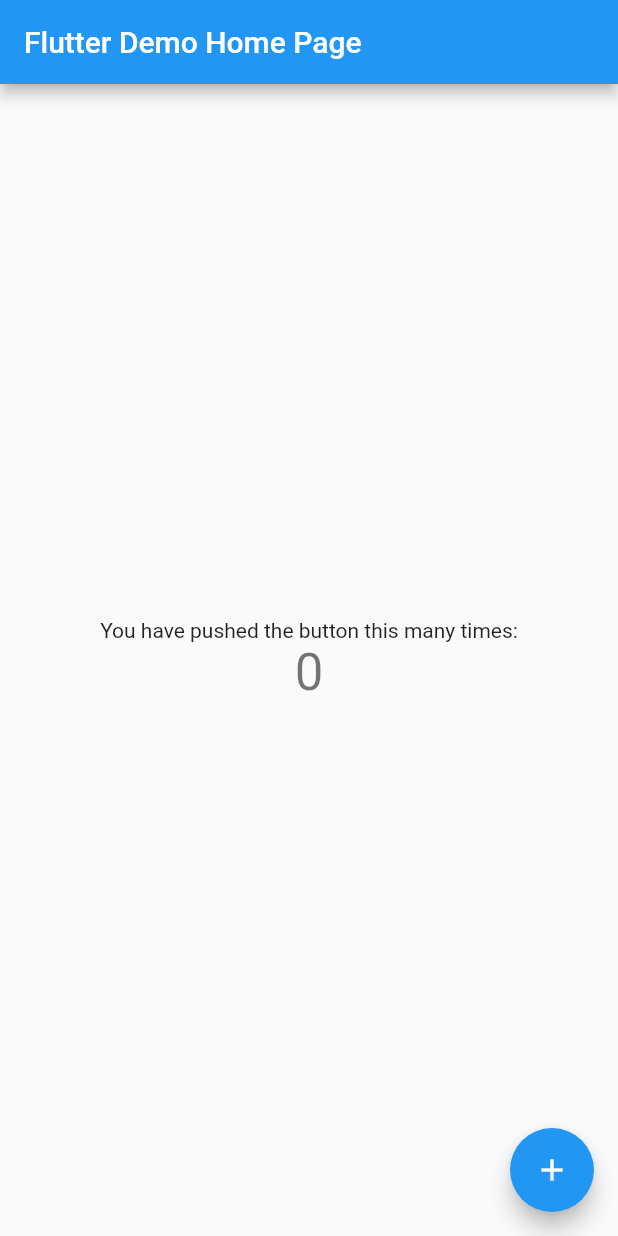
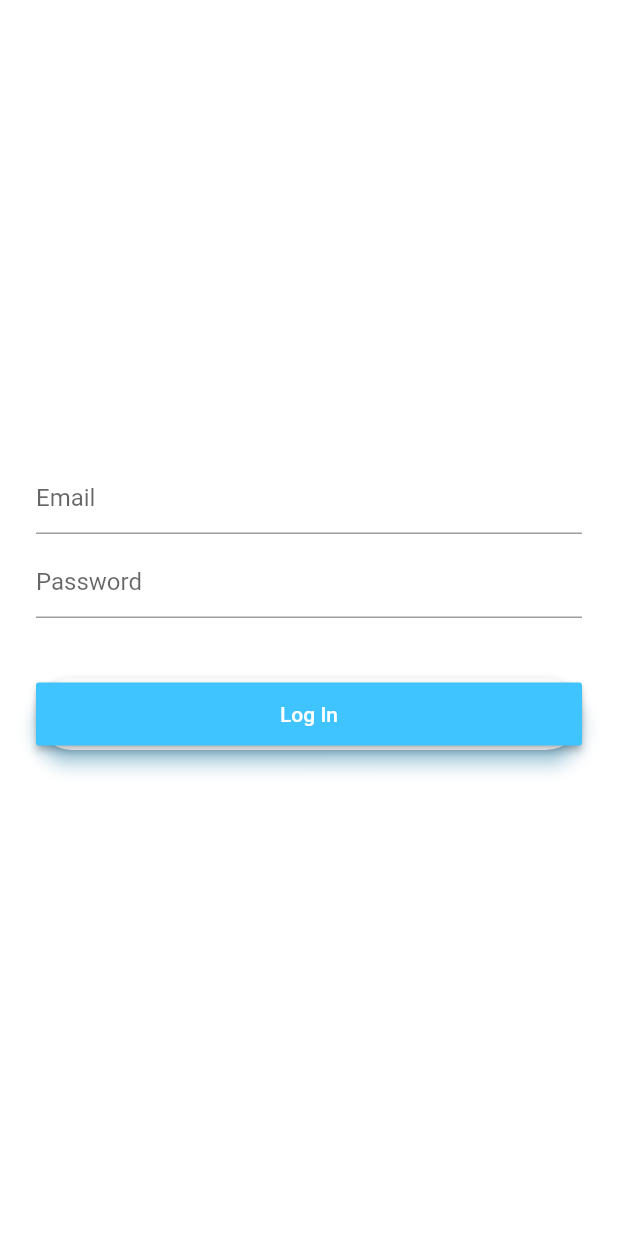
Before and after one commit to jorwong/FidorFlutterapp, a Flutter app: the screen it shows after launch, on a phone screen of 412 x 824 dp. Run offline on Flutter 3.47's test engine with Material 2 defaults, Android fonts, the phone set to English and light mode, and no system bars.

Commit message:
Login page and home page

```diff
--- /dev/null
+++ b/lib/home_page.dart
@@ -0,0 +1,21 @@
+import 'package:flutter/material.dart';
+
+class HomePage extends StatelessWidget {
+  static String tag = 'Homepage';
+
+  @override
+  Widget build(BuildContext context) {
+    return Scaffold(
+      backgroundColor: Colors.white,
+      body: Center(child: ListView(
+          shrinkWrap: true,
+          padding: EdgeInsets.only(left: 24.0, right: 24.0),
+          children: <Widget>[
+
+          ],
+        ),
+      ),
+    );
+
+  }
+}
--- /dev/null
+++ b/lib/login_page.dart
@@ -0,0 +1,61 @@
+import 'package:flutter/material.dart';
+import 'main.dart';
+import 'home_page.dart';
+
+class LoginPage extends StatefulWidget {
+  static String tag = 'Loginpage';
+  @override
+  _LoginPageState createState() => new _LoginPageState();
+  }
+
+  class _LoginPageState extends State<LoginPage> {
+    @override
+    Widget build(BuildContext context) {
+    final email= TextFormField(
+      keyboardType: TextInputType.emailAddress,
+      autofocus: false,
+      decoration: InputDecoration(hintText: 'Email',
+      ),
+    );
+
+    final password= TextFormField(
+      keyboardType: TextInputType.text,
+      obscureText: true,
+      autofocus: false,
+      decoration: InputDecoration(hintText: 'Password',
+      ),
+    );
+
+    final LoginPageButton = Padding(padding: EdgeInsets.symmetric(vertical: 16.0),
+    child: Material(
+      borderRadius: BorderRadius.circular(30.0),
+      shadowColor: Colors.lightBlueAccent,
+      elevation: 5.0,
+      child: MaterialButton(
+        minWidth: 200.0,
+        height: 42,
+        onPressed: (){
+          Navigator.of(context).pushNamed(HomePage.tag);
+        },
+        color: Colors.lightBlueAccent,
+        child: Text('Log In', style: TextStyle(color: Colors.white)),
+       ),
+      ),
+    );
+    return Scaffold(
+      backgroundColor: Colors.white,
+      body: Center(child: ListView(
+          shrinkWrap: true,
+          padding: EdgeInsets.only(left: 24.0, right: 24.0),
+          children: <Widget>[
+            email,
+            SizedBox(height: 8.0,),
+            password,
+            SizedBox(height: 24.0,),
+            LoginPageButton
+          ],
+        ),
+      ),
+    );
+  }
+}
--- a/lib/main.dart
+++ b/lib/main.dart
@@ -1,113 +1,24 @@
+import 'package:fidortry/home_page.dart';
 import 'package:flutter/material.dart';
-
+import 'login_page.dart';
 void main() => runApp(MyApp());
 
+
+
 class MyApp extends StatelessWidget {
-  // This widget is the root of your application.
+  final routes = <String, WidgetBuilder>{
+    LoginPage.tag: (context)=>LoginPage(),
+    HomePage.tag: (context)=>HomePage(),
+  };
   @override
   Widget build(BuildContext context) {
-    return MaterialApp(
-      title: 'Flutter Demo',
-      theme: ThemeData(
-        // This is the theme of your application.
-        //
-        // Try running your application with "flutter run". You'll see the
-        // application has a blue toolbar. Then, without quitting the app, try
-        // changing the primarySwatch below to Colors.green and then invoke
-        // "hot reload" (press "r" in the console where you ran "flutter run",
-        // or simply save your changes to "hot reload" in a Flutter IDE).
-        // Notice that the counter didn't reset back to zero; the application
-        // is not restarted.
-        primarySwatch: Colors.blue,
+    return MaterialApp(title: 'hihi',
+    debugShowCheckedModeBanner: false,
+    theme: ThemeData(
+      primarySwatch: Colors.lightBlue
       ),
-      home: MyHomePage(title: 'Flutter Demo Home Page'),
+      home: LoginPage(),
+      routes: routes,
     );
   }
 }
-
-class MyHomePage extends StatefulWidget {
-  MyHomePage({Key key, this.title}) : super(key: key);
-
-  // This widget is the home page of your application. It is stateful, meaning
-  // that it has a State object (defined below) that contains fields that affect
-  // how it looks.
-
-  // This class is the configuration for the state. It holds the values (in this
-  // case the title) provided by the parent (in this case the App widget) and
-  // used by the build method of the State. Fields in a Widget subclass are
-  // always marked "final".
-
-  final String title;
-
-  @override
-  _MyHomePageState createState() => _MyHomePageState();
-}
-
-class _MyHomePageState extends State<MyHomePage> {
-  int _counter = 0;
-
-  void _incrementCounter() {
-    setState(() {
-      // This call to setState tells the Flutter framework that something has
-      // changed in this State, which causes it to rerun the build method below
-      // so that the display can reflect the updated values. If we changed
-      // _counter without calling setState(), then the build method would not be
-      // called again, and so nothing would appear to happen.
-      _counter++;
-    });
-  }
-
-  @override
-  Widget build(BuildContext context) {
-    // This method is rerun every time setState is called, for instance as done
-    // by the _incrementCounter method above.
-    //
-    // The Flutter framework has been optimized to make rerunning build methods
-    // fast, so that you can just rebuild anything that needs updating rather
-    // than having to individually change instances of widgets.
-    return Scaffold(
-      appBar: AppBar(
-        // Here we take the value from the MyHomePage object that was created by
-        // the App.build method, and use it to set our appbar title.
-        title: Text(widget.title),
-      ),
-      body: Center(
-        // Center is a layout widget. It takes a single child and positions it
-        // in the middle of the parent.
-        child: Column(
-          // Column is also a layout widget. It takes a list of children and
-          // arranges them vertically. By default, it sizes itself to fit its
-          // children horizontally, and tries to be as tall as its parent.
-          //
-          // Invoke "debug painting" (press "p" in the console, choose the
-          // "Toggle Debug Paint" action from the Flutter Inspector in Android
-          // Studio, or the "Toggle Debug Paint" command in Visual Studio Code)
-          // to see the wireframe for each widget.
-          //
-          // Column has various properties to control how it sizes itself and
-          // how it positions its children. Here we use mainAxisAlignment to
-          // center the children vertically; the main axis here is the vertical
-          // axis because Columns are vertical (the cross axis would be
-          // horizontal).
-          mainAxisAlignment: MainAxisAlignment.center,
-          children: <Widget>[
-            Text(
-              'You have pushed the button this many times:',
-            ),
-            Text(
-              '$_counter',
-              style: Theme.of(context).textTheme.display1,
-            ),
-          ],
-        ),
-      ),
-      floatingActionButton: FloatingActionButton(
-        onPressed: _incrementCounter,
-        tooltip: 'Increment',
-        child: Icon(Icons.add),
-      ), // This trailing comma makes auto-formatting nicer for build methods.
-    );
-  }
-
-
-}
```
Also changed, not shown: lib/widget.dart (deleted).
